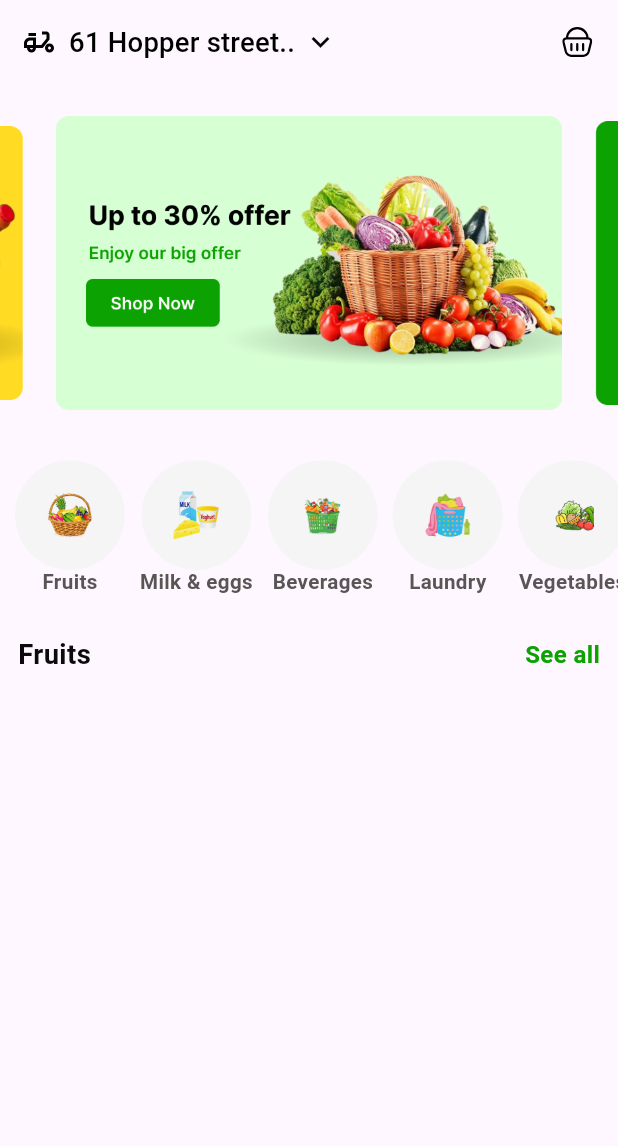
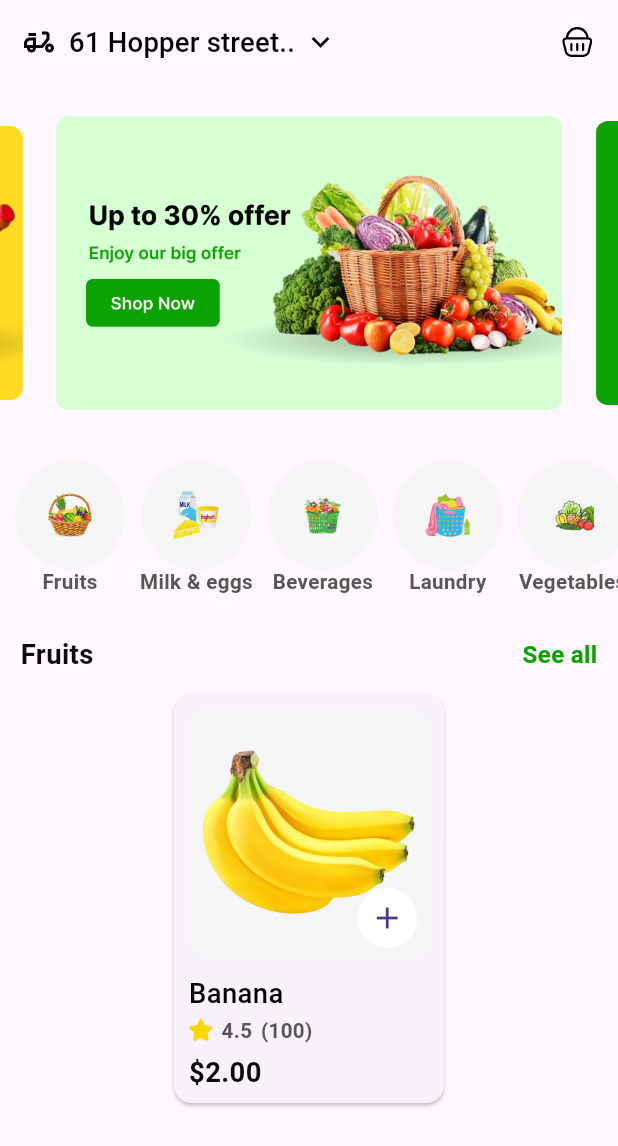
Before and after one commit to AmrElzohairy/fruits_app, a Flutter app: the screen it shows after launch, on a phone screen of 412 x 824 dp. Shown: the top 1146 px of the screen. Run offline on Flutter 3.47's test engine with Material 3 defaults, Android fonts, the phone set to English and light mode, and no system bars; drawn by our look-alikes of carousel_slider; our stand-ins replace flutter_screenutil, flutter_svg.

Commit message:
add fruit card

```diff
--- a/lib/core/utils/app_images.dart
+++ b/lib/core/utils/app_images.dart
@@ -5,6 +5,10 @@ class Assets {
   /// Assets for imagesBagIcon
   /// assets/images/bag_icon.svg
   static const String imagesBagIcon = "assets/images/bag_icon.svg";
+
+  /// Assets for imagesBanana
+  /// assets/images/banana.png
+  static const String imagesBanana = "assets/images/banana.png";
 
   /// Assets for imagesBeverages
   /// assets/images/Beverages.png
@@ -30,6 +34,14 @@ class Assets {
   /// assets/images/motor_icon.svg
   static const String imagesMotorIcon = "assets/images/motor_icon.svg";
 
+  /// Assets for imagesOrange
+  /// assets/images/orange.png
+  static const String imagesOrange = "assets/images/orange.png";
+
+  /// Assets for imagesPepper
+  /// assets/images/pepper.png
+  static const String imagesPepper = "assets/images/pepper.png";
+
   /// Assets for imagesSlider1
   /// assets/images/Slider_1.png
   static const String imagesSlider1 = "assets/images/Slider_1.png";
@@ -42,6 +54,10 @@ class Assets {
   /// assets/images/Slider_3.png
   static const String imagesSlider3 = "assets/images/Slider_3.png";
 
+  /// Assets for imagesStar
+  /// assets/images/star.svg
+  static const String imagesStar = "assets/images/star.svg";
+
   /// Assets for imagesVegetables
   /// assets/images/vegetables.png
   static const String imagesVegetables = "assets/images/vegetables.png";
--- a/lib/features/home/presentation/home_view.dart
+++ b/lib/features/home/presentation/home_view.dart
@@ -4,8 +4,10 @@ import 'package:flutter_svg/flutter_svg.dart';
 import 'package:fruits_app/core/utils/app_colors.dart';
 import 'package:fruits_app/core/utils/app_images.dart';
 import 'package:fruits_app/core/utils/app_styles.dart';
+import 'package:fruits_app/features/home/presentation/widgets/fruit_item.dart';
 import 'package:fruits_app/features/home/presentation/widgets/home_banners_carousal.dart';
 import 'package:fruits_app/features/home/presentation/widgets/home_categories.dart';
+import 'package:fruits_app/features/home/presentation/widgets/see_all_widget.dart';
 
 class HomeView extends StatelessWidget {
   const HomeView({super.key});
@@ -37,16 +39,9 @@ class HomeView extends StatelessWidget {
             SizedBox(height: 10.h),
             const HomeCategories(),
             SizedBox(height: 25.h),
-            Padding(
-              padding: const EdgeInsets.symmetric(horizontal: 12),
-              child: Row(
-                children: [
-                  Text("Fruits", style: AppStyles.semiBold16Black),
-                  const Spacer(),
-                  Text("See all", style: AppStyles.semiBold14Green),
-                ],
-              ),
-            ),
+            const SeeAllWidget(),
+            SizedBox(height: 10.h),
+            const FruitItem(),
           ],
         ),
       ),
--- /dev/null
+++ b/lib/features/home/presentation/widgets/fruit_item.dart
@@ -0,0 +1,65 @@
+import 'package:flutter/material.dart';
+import 'package:flutter_screenutil/flutter_screenutil.dart';
+import 'package:flutter_svg/flutter_svg.dart';
+import 'package:fruits_app/core/utils/app_colors.dart';
+import 'package:fruits_app/core/utils/app_images.dart';
+import 'package:fruits_app/core/utils/app_styles.dart';
+
+class FruitItem extends StatelessWidget {
+  const FruitItem({super.key});
+
+  @override
+  Widget build(BuildContext context) {
+    return Card(
+      child: Padding(
+        padding: const EdgeInsets.all(10.0),
+        child: Column(
+          mainAxisSize: MainAxisSize.min,
+          crossAxisAlignment: CrossAxisAlignment.start,
+          children: [
+            Stack(
+              children: [
+                Container(
+                  width: 140.w,
+                  height: 140.h,
+                  decoration: BoxDecoration(
+                    color: AppColors.baseWhite,
+                    borderRadius: BorderRadius.circular(12.r),
+                  ),
+                  child: Image.asset(
+                    Assets.imagesBanana,
+                    width: 100.w,
+                    height: 100.h,
+                  ),
+                ),
+                const Positioned(
+                  right: 8,
+                  bottom: 8,
+                  child: CircleAvatar(
+                    backgroundColor: AppColors.white,
+                    child: Icon(Icons.add),
+                  ),
+                ),
+              ],
+            ),
+            SizedBox(height: 10.h),
+            Text("Banana", style: AppStyles.medium16Black),
+            SizedBox(height: 5.h),
+            Row(
+              mainAxisSize: MainAxisSize.min,
+              children: [
+                SvgPicture.asset(Assets.imagesStar),
+                SizedBox(width: 5.w),
+                Text("4.5", style: AppStyles.semiBold12Gray),
+                SizedBox(width: 5.w),
+                Text("(100)", style: AppStyles.semiBold12Gray),
+              ],
+            ),
+            SizedBox(height: 8.h),
+            Text("\$2.00", style: AppStyles.semiBold16Black),
+          ],
+        ),
+      ),
+    );
+  }
+}
--- /dev/null
+++ b/lib/features/home/presentation/widgets/see_all_widget.dart
@@ -0,0 +1,22 @@
+import 'package:flutter/material.dart';
+import 'package:flutter_screenutil/flutter_screenutil.dart';
+
+import '../../../../core/utils/app_styles.dart';
+
+class SeeAllWidget extends StatelessWidget {
+  const SeeAllWidget({super.key});
+
+  @override
+  Widget build(BuildContext context) {
+    return Padding(
+      padding: EdgeInsets.symmetric(horizontal: 12.w),
+      child: Row(
+        children: [
+          Text("Fruits", style: AppStyles.semiBold16Black),
+          const Spacer(),
+          Text("See all", style: AppStyles.semiBold14Green),
+        ],
+      ),
+    );
+  }
+}
```
Also changed, not shown: assets/images/banana.png (added), assets/images/orange.png (added), assets/images/pepper.png (added), assets/images/star.svg (added).
